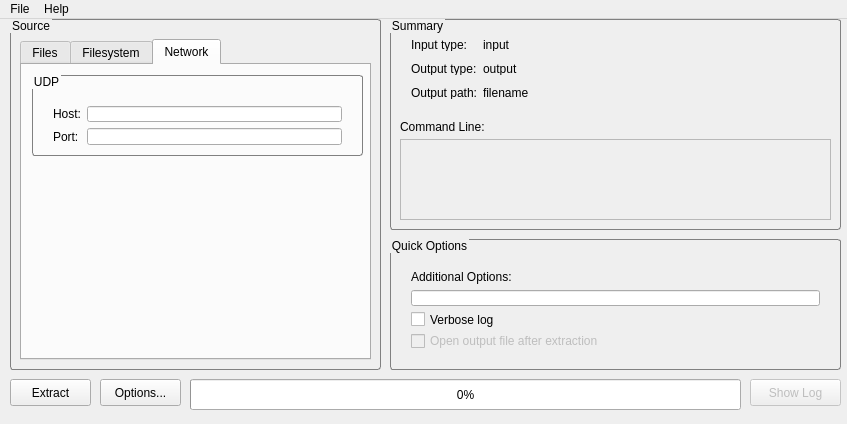
Old version of the form ccx-main-window.ui in the repository okisseloff/ccextractor-gui-qt.
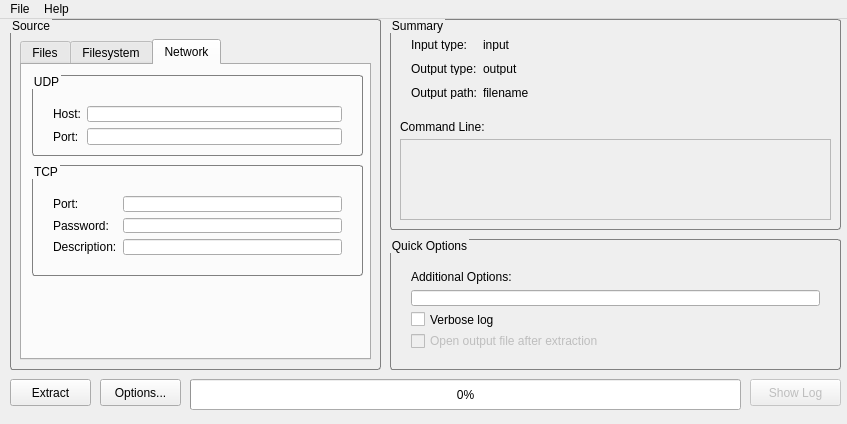
New version of the form. The open tabs and pages were chosen to show the change. Icons and pictures are not drawn.

Patch:
```diff
--- a/ccx-main-window.ui
+++ b/ccx-main-window.ui
@@ -192,6 +192,61 @@
 		</layout>
 	   </widget>
 	  </widget>
+      <widget class="QGroupBox" name="gbTCP">
+       <property name="geometry">
+        <rect>
+         <x>10</x>
+         <y>100</y>
+         <width>331</width>
+         <height>111</height>
+        </rect>
+       </property>
+       <property name="title">
+        <string>TCP</string>
+       </property>
+       <widget class="QWidget" name="formLayoutWidget_3">
+        <property name="geometry">
+         <rect>
+          <x>10</x>
+          <y>20</y>
+          <width>311</width>
+          <height>81</height>
+         </rect>
+        </property>
+        <layout class="QFormLayout" name="formLayout_3">
+         <item row="0" column="0">
+          <widget class="QLabel" name="labelSourceTCP">
+           <property name="text">
+            <string>Port:</string>
+           </property>
+          </widget>
+         </item>
+         <item row="0" column="1">
+          <widget class="QLineEdit" name="leSourceTCPPort"/>
+         </item>
+         <item row="1" column="0">
+          <widget class="QLabel" name="labelSourceTCPPass">
+           <property name="text">
+            <string>Password:</string>
+           </property>
+          </widget>
+         </item>
+         <item row="1" column="1">
+          <widget class="QLineEdit" name="leSourceTCPPass"/>
+         </item>
+         <item row="2" column="0">
+          <widget class="QLabel" name="labelSourceTCPPort">
+           <property name="text">
+            <string>Description:</string>
+           </property>
+          </widget>
+         </item>
+         <item row="2" column="1">
+          <widget class="QLineEdit" name="leSourceTCPDesc"/>
+         </item>
+        </layout>
+       </widget>
+      </widget>
 	 </widget>
 	</widget>
    </widget>
```
Left out of the diff: 4 changed lines with no effect on the pictures. Lines whose indentation alone changed are shown as unchanged.
